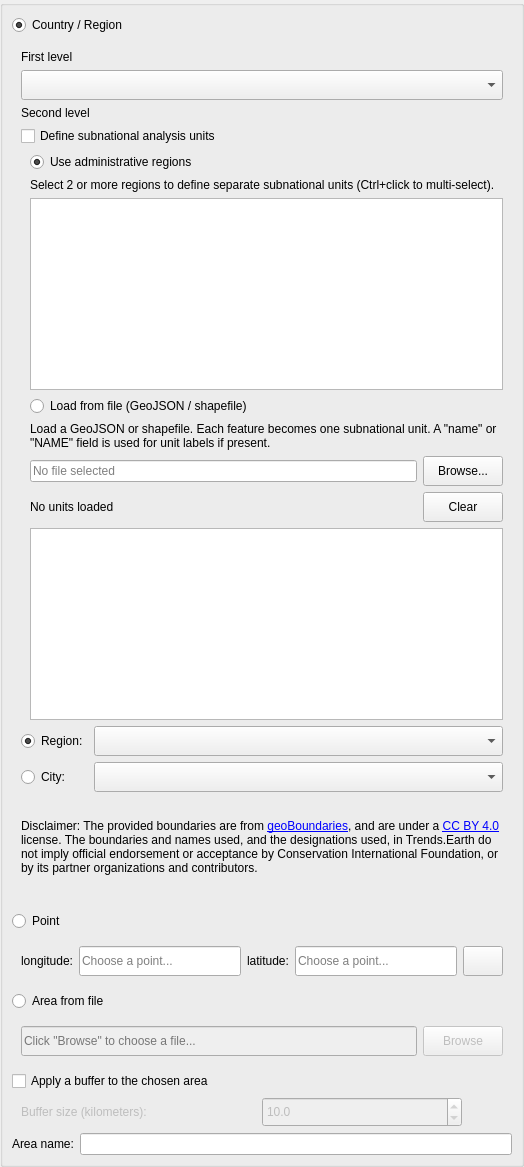
This is LDMP/gui/WidgetSelectArea.ui in ConservationInternational/trends.earth as Qt 5 draws it before an edit. The edited form follows.
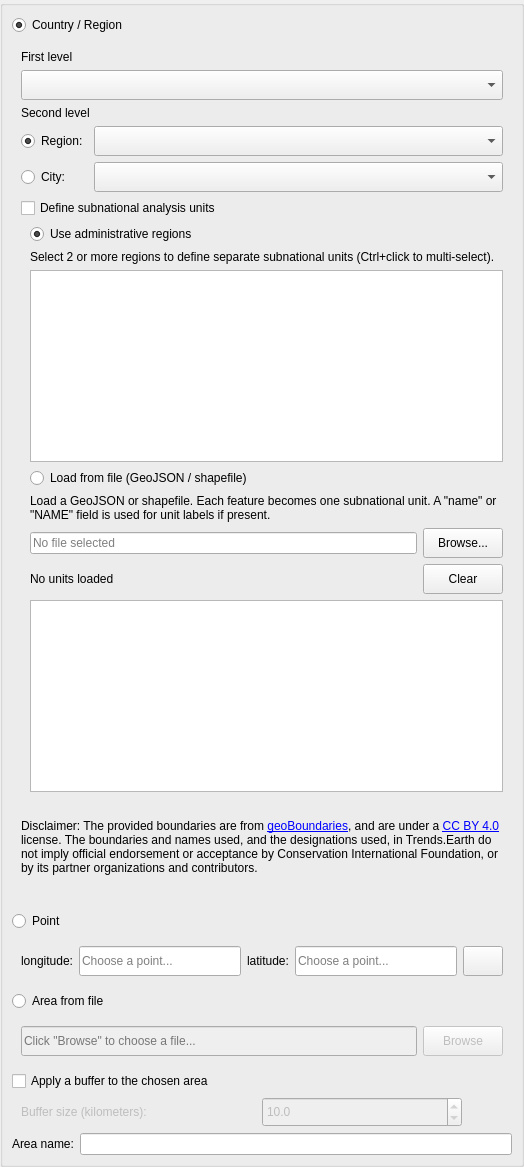
This is the edited form.

Commit message: Reorder subnational UI and hide it when city is selected

The edit to the form file:
```diff
--- a/LDMP/gui/WidgetSelectArea.ui
+++ b/LDMP/gui/WidgetSelectArea.ui
@@ -117,6 +117,83 @@
               </property>
              </widget>
             </item>
+            <item>
+             <layout class="QGridLayout" name="gridLayout">
+              <item row="0" column="1">
+               <widget class="QComboBox" name="secondLevel_area_admin_1">
+                <property name="sizePolicy">
+                 <sizepolicy hsizetype="Expanding" vsizetype="Fixed">
+                  <horstretch>0</horstretch>
+                  <verstretch>0</verstretch>
+                 </sizepolicy>
+                </property>
+                <property name="minimumSize">
+                 <size>
+                  <width>0</width>
+                  <height>30</height>
+                 </size>
+                </property>
+               </widget>
+              </item>
+              <item row="1" column="0">
+               <widget class="QRadioButton" name="radioButton_secondLevel_city">
+                <property name="sizePolicy">
+                 <sizepolicy hsizetype="Minimum" vsizetype="Fixed">
+                  <horstretch>0</horstretch>
+                  <verstretch>0</verstretch>
+                 </sizepolicy>
+                </property>
+                <property name="minimumSize">
+                 <size>
+                  <width>0</width>
+                  <height>30</height>
+                 </size>
+                </property>
+                <property name="text">
+                 <string>City:</string>
+                </property>
+               </widget>
+              </item>
+              <item row="1" column="1">
+               <widget class="QComboBox" name="secondLevel_city">
+                <property name="sizePolicy">
+                 <sizepolicy hsizetype="Preferred" vsizetype="Minimum">
+                  <horstretch>0</horstretch>
+                  <verstretch>0</verstretch>
+                 </sizepolicy>
+                </property>
+                <property name="minimumSize">
+                 <size>
+                  <width>0</width>
+                  <height>30</height>
+                 </size>
+                </property>
+               </widget>
+              </item>
+              <item row="0" column="0">
+               <widget class="QRadioButton" name="radioButton_secondLevel_region">
+                <property name="sizePolicy">
+                 <sizepolicy hsizetype="Minimum" vsizetype="Fixed">
+                  <horstretch>0</horstretch>
+                  <verstretch>0</verstretch>
+                 </sizepolicy>
+                </property>
+                <property name="minimumSize">
+                 <size>
+                  <width>0</width>
+                  <height>30</height>
+                 </size>
+                </property>
+                <property name="text">
+                 <string>Region:</string>
+                </property>
+                <property name="checked">
+                 <bool>true</bool>
+                </property>
+               </widget>
+              </item>
+             </layout>
+            </item>
             <item>
              <widget class="QCheckBox" name="checkbox_subnational">
               <property name="text">
@@ -320,83 +397,6 @@
               </layout>
              </widget>
             </item>
-            <item>
-             <layout class="QGridLayout" name="gridLayout">
-              <item row="0" column="1">
-               <widget class="QComboBox" name="secondLevel_area_admin_1">
-                <property name="sizePolicy">
-                 <sizepolicy hsizetype="Expanding" vsizetype="Fixed">
-                  <horstretch>0</horstretch>
-                  <verstretch>0</verstretch>
-                 </sizepolicy>
-                </property>
-                <property name="minimumSize">
-                 <size>
-                  <width>0</width>
-                  <height>30</height>
-                 </size>
-                </property>
-               </widget>
-              </item>
-              <item row="1" column="0">
-               <widget class="QRadioButton" name="radioButton_secondLevel_city">
-                <property name="sizePolicy">
-                 <sizepolicy hsizetype="Minimum" vsizetype="Fixed">
-                  <horstretch>0</horstretch>
-                  <verstretch>0</verstretch>
-                 </sizepolicy>
-                </property>
-                <property name="minimumSize">
-                 <size>
-                  <width>0</width>
-                  <height>30</height>
-                 </size>
-                </property>
-                <property name="text">
-                 <string>City:</string>
-                </property>
-               </widget>
-              </item>
-              <item row="1" column="1">
-               <widget class="QComboBox" name="secondLevel_city">
-                <property name="sizePolicy">
-                 <sizepolicy hsizetype="Preferred" vsizetype="Minimum">
-                  <horstretch>0</horstretch>
-                  <verstretch>0</verstretch>
-                 </sizepolicy>
-                </property>
-                <property name="minimumSize">
-                 <size>
-                  <width>0</width>
-                  <height>30</height>
-                 </size>
-                </property>
-               </widget>
-              </item>
-              <item row="0" column="0">
-               <widget class="QRadioButton" name="radioButton_secondLevel_region">
-                <property name="sizePolicy">
-                 <sizepolicy hsizetype="Minimum" vsizetype="Fixed">
-                  <horstretch>0</horstretch>
-                  <verstretch>0</verstretch>
-                 </sizepolicy>
-                </property>
-                <property name="minimumSize">
-                 <size>
-                  <width>0</width>
-                  <height>30</height>
-                 </size>
-                </property>
-                <property name="text">
-                 <string>Region:</string>
-                </property>
-                <property name="checked">
-                 <bool>true</bool>
-                </property>
-               </widget>
-              </item>
-             </layout>
-            </item>
            </layout>
           </widget>
          </item>
```
The commit also changes 1 other file.
